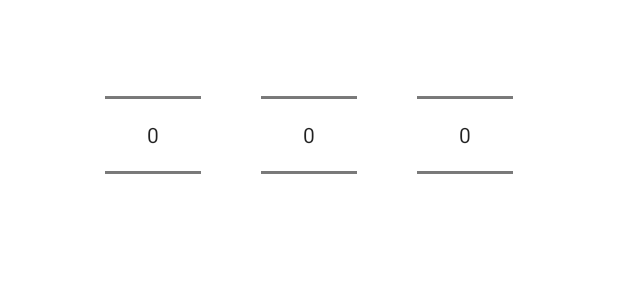
After one commit to ETS-Android2/JANI, an Android app: the layout dialog_three_number_picker.xml on its own in the app's theme, with its tools: preview values and no code run, on a phone screen of 412 x 824 dp. The commit adds this screen. Shown: the top 300 px of the screen. Run offline under Robolectric (Android 15) with nearby library versions, the phone set to English and light mode, and no system bars.

```diff
--- a/app/src/main/java/com/sticknology/jani/run2/EditRun2Fragment.java
+++ b/app/src/main/java/com/sticknology/jani/run2/EditRun2Fragment.java
@@ -12,7 +12,7 @@ import androidx.fragment.app.Fragment;
 
 import com.sticknology.jani.R;
 import com.sticknology.jani.ui.create.planCreation.PlanCreationActivity;
-import com.sticknology.jani.uiCommon.DistancePicker;
+import com.sticknology.jani.uiCommon.TwoNumberPicker;
 
 public class EditRun2Fragment extends Fragment {
 
@@ -51,8 +51,8 @@ public class EditRun2Fragment extends Fragment {
         if(mEditType.equals("INTERVAL")){
             //Set up distance picker
             Button distanceButton = getView().findViewById(R.id.run2_edit_distance);
-            DistancePicker distancePicker = new DistancePicker();
-            distancePicker.distanceDialog(distanceButton, getView(), getActivity(), getContext());
+            TwoNumberPicker twoNumberPicker = new TwoNumberPicker();
+            twoNumberPicker.distanceDialog(distanceButton, getView(), getActivity(), getContext(), "Distance");
         }
     }
 
--- /dev/null
+++ b/app/src/main/java/com/sticknology/jani/uiCommon/ThreeNumberPicker.java
@@ -0,0 +1,4 @@
+package com.sticknology.jani.uiCommon;
+
+public class ThreeNumberPicker {
+}
--- /dev/null
+++ b/app/src/main/res/layout/dialog_three_number_picker.xml
@@ -0,0 +1,32 @@
+<?xml version="1.0" encoding="utf-8"?>
+<LinearLayout
+    xmlns:android="http://schemas.android.com/apk/res/android"
+    android:layout_width="match_parent"
+    android:layout_height="match_parent"
+    android:layout_gravity="center"
+    android:gravity="center_horizontal">
+
+    <NumberPicker
+        android:id="@+id/d3number_picker1"
+        android:layout_width="wrap_content"
+        android:layout_height="wrap_content"/>
+
+    <Space
+        android:layout_width="40dp"
+        android:layout_height="wrap_content"/>
+
+    <NumberPicker
+        android:id="@+id/d3number_picker2"
+        android:layout_width="wrap_content"
+        android:layout_height="wrap_content"/>
+
+    <Space
+        android:layout_width="40dp"
+        android:layout_height="wrap_content"/>
+
+    <NumberPicker
+        android:id="@+id/d3number_picker3"
+        android:layout_width="wrap_content"
+        android:layout_height="wrap_content"/>
+
+</LinearLayout>
--- a/app/src/main/res/layout/dialog_distance_picker.xml
+++ b/app/src/main/res/layout/dialog_two_number_picker.xml
@@ -7,7 +7,7 @@
     android:gravity="center_horizontal">
 
     <NumberPicker
-        android:id="@+id/ddp_wholewheel"
+        android:id="@+id/d2number_picker1"
         android:layout_width="wrap_content"
         android:layout_height="wrap_content"/>
 
@@ -16,7 +16,7 @@
         android:layout_height="wrap_content"/>
 
     <NumberPicker
-        android:id="@+id/ddp_decimalwheel"
+        android:id="@+id/d2number_picker2"
         android:layout_width="wrap_content"
         android:layout_height="wrap_content"/>
 
```
Also changed, not shown: app/src/main/java/com/sticknology/jani/MainActivity.java (+6 -6 lines), app/src/main/java/com/sticknology/jani/uiCommon/DistancePicker.java (deleted, +0 -98 lines), app/src/main/java/com/sticknology/jani/uiCommon/TwoNumberPicker.java (added, +119 -0 lines).
